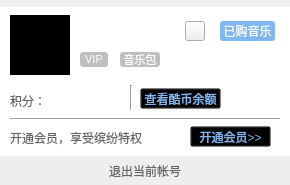
Above: musicUi/musicUsermanager/musicusermanager.ui from Greedysky/TTKMusicPlayer before the change. Below: the same form after it.
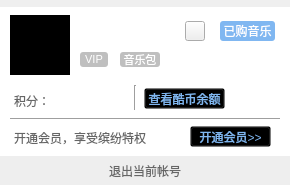
That is the form after the change. Icons and pictures are not drawn. Custom widgets are drawn as their Qt base class.

Commit message: update music clicked label cursor as pointHandCursor[687790]

The edit to the form file:
```diff
--- a/musicUi/musicUsermanager/musicusermanager.ui
+++ b/musicUi/musicUsermanager/musicusermanager.ui
@@ -57,7 +57,7 @@
   <widget class="QLabel" name="label">
    <property name="geometry">
     <rect>
-     <x>10</x>
+     <x>14</x>
      <y>93</y>
      <width>31</width>
      <height>16</height>
@@ -70,7 +70,7 @@
   <widget class="QLabel" name="totalTimeLabel">
    <property name="geometry">
     <rect>
-     <x>40</x>
+     <x>44</x>
      <y>91</y>
      <width>81</width>
      <height>20</height>
@@ -147,7 +147,7 @@
   <widget class="Line" name="line_2">
    <property name="geometry">
     <rect>
-     <x>130</x>
+     <x>134</x>
      <y>85</y>
      <width>3</width>
      <height>25</height>
@@ -236,7 +236,7 @@
   <widget class="QPushButton" name="muiscBalanceButton">
    <property name="geometry">
     <rect>
-     <x>140</x>
+     <x>144</x>
      <y>88</y>
      <width>81</width>
      <height>21</height>
@@ -255,7 +255,7 @@
   <widget class="QLabel" name="label_2">
    <property name="geometry">
     <rect>
-     <x>10</x>
+     <x>14</x>
      <y>130</y>
      <width>141</width>
      <height>16</height>
```
The commit also changes 1 other file.
